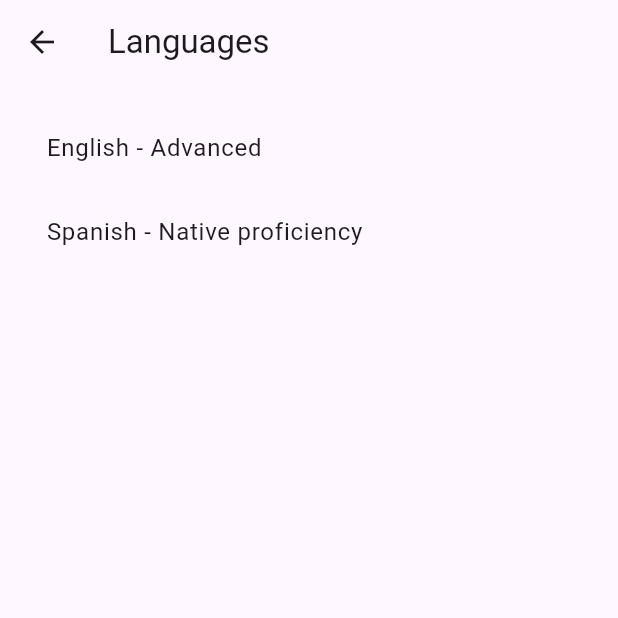
After one commit to darksoul96/myresume_flutter, a Flutter app: the screen it shows after launch, after a tap on "Languages", on a phone screen of 412 x 824 dp, the top half of it. The commit adds this screen. Run offline on Flutter 3.47's test engine with Material 3 defaults, Android fonts, the phone set to English and light mode, and no system bars.

Commit message:
Added pages: education, languages, skills, technologies

```diff
--- a/myresume/assets/data.json
+++ b/myresume/assets/data.json
@@ -21,7 +21,7 @@
     },
     {
       "title": "Education",
-      "year": "",
+      "year": "2015-Present",
       "description": "Informatics Engineering | Universidad Nacional de Mar del Plata | Mar del Plata"
     },
 
@@ -37,5 +37,13 @@
       "list": [
         "Fast Learner", "Critical thinking and problem solving", "Adaptability", "Ability to work in a team", "Effective Time Managment"
       ]
+    },
+
+    {
+      "title": "Languages",
+      "languages": [
+        "English - Advanced", "Spanish - Native proficiency"
+      ]
     }
+
   ]
--- a/myresume/lib/about_page.dart
+++ b/myresume/lib/about_page.dart
@@ -11,7 +11,7 @@ class AboutWidget extends StatelessWidget {
   Widget build(BuildContext context) {
     return Scaffold(
       appBar: AppBar(
-        title: const Text('Professional Summary'),
+        title: Text(jsonData[0]['title']),
       ),
       body: jsonData.isNotEmpty ? Padding(
         padding: const EdgeInsets.all(15.0),
--- a/myresume/lib/employment_page.dart
+++ b/myresume/lib/employment_page.dart
@@ -17,7 +17,7 @@ class _EmploymentWidgetState extends State<EmploymentWidget> {
   Widget build(BuildContext context) {
     return Scaffold(
       appBar: AppBar(
-        title: const Text('Employment History'),
+        title: Text(widget.jsonData[1]['title']),
       ),
       body: widget.jsonData.isNotEmpty ? ListView.builder(
       itemCount: widget.jsonData[1]['jobs'].length,
--- /dev/null
+++ b/myresume/lib/languages_page.dart
@@ -0,0 +1,29 @@
+
+
+import 'package:flutter/material.dart';
+
+
+class LanguagesWidget extends StatelessWidget {
+  final List jsonData;
+  const LanguagesWidget({super.key, required this.jsonData});
+
+  @override
+  Widget build(BuildContext context) {
+    return Scaffold(
+      appBar: AppBar(
+        title: Text(jsonData[5]['title']),
+      ),
+      body: jsonData.isNotEmpty ? Padding(
+        padding: const EdgeInsets.all(15.0),
+        child: ListView.builder(
+          itemCount: jsonData[5]["languages"].length,
+          itemBuilder: (context, index) {
+            return ListTile(
+              title: Text(jsonData[5]["languages"][index]),
+            );
+          },
+        ),
+      ) : const Text('Loading...'),
+    );
+  }
+}
--- a/myresume/lib/main.dart
+++ b/myresume/lib/main.dart
@@ -6,6 +6,10 @@ import 'package:flutter/services.dart'; // Import this to access rootBundle
 import 'package:myresume/employment_page.dart';
 import 'package:url_launcher/url_launcher.dart';
 import 'about_page.dart';
+import 'education_page.dart';
+import 'technologies_page.dart';
+import 'skills_page.dart';
+import 'languages_page.dart';
 
 
 void main() {
@@ -70,7 +74,7 @@ class _MyWidgetState extends State<MyWidget> {
                   onTap: () {
                     Navigator.push(
                       context,
-                      MaterialPageRoute(builder: (context) => AboutWidget(jsonData : _jsonData)), // Navigate to the new page
+                      MaterialPageRoute(builder: (context) => AboutWidget(jsonData : _jsonData)),
                     );
                   },
                   child: SizedBox(
@@ -91,7 +95,7 @@ class _MyWidgetState extends State<MyWidget> {
                   onTap: () {
                     Navigator.push(
                       context,
-                      MaterialPageRoute(builder: (context) => EmploymentWidget(jsonData : _jsonData)), // Navigate to the new page
+                      MaterialPageRoute(builder: (context) => EmploymentWidget(jsonData : _jsonData)),
                     );
                   },
                   child: SizedBox(
@@ -100,7 +104,6 @@ class _MyWidgetState extends State<MyWidget> {
                         Card(
                           child:  ListTile(
                             title: _jsonData.isNotEmpty ? Text(_jsonData[1]['title']) : const Text('Loading...'),
-                            //subtitle: _jsonData.isNotEmpty ? Text(_jsonData[0]['description']) : const Text('Loading...'),
                           )
                         ),
 
@@ -109,46 +112,80 @@ class _MyWidgetState extends State<MyWidget> {
                   ),
                 ),
 
-                SizedBox(
+                GestureDetector(
+                  onTap: () {
+                    Navigator.push(
+                      context,
+                      MaterialPageRoute(builder: (context) => EducationWidget(jsonData: _jsonData))
+                    );
+                  },
+                  child: SizedBox(
                     child: Column(
                       children: [
                         Card(
                           child:  ListTile(
                             title: _jsonData.isNotEmpty ? Text(_jsonData[2]['title']) : const Text('Loading...'),
-                          //subtitle: _jsonData.isNotEmpty ? Text(_jsonData[0]['description']) : const Text('Loading...'),
                           )
                         ),
 
                       ],
                     )
                   ),
+                ),
 
-                SizedBox(
+                GestureDetector(
+                  onTap: () {
+                    Navigator.push(context, MaterialPageRoute(builder: (context) => TechnologiesWidget(jsonData: _jsonData)));
+                  },
+                  child: SizedBox(
                     child: Column(
                       children: [
                         Card(
                           child:  ListTile(
                             title: _jsonData.isNotEmpty ? Text(_jsonData[3]['title']) : const Text('Loading...'),
-                          //subtitle: _jsonData.isNotEmpty ? Text(_jsonData[0]['description']) : const Text('Loading...'),
                           )
                         ),
 
                       ],
                     )
                   ),
+                ),
 
-                SizedBox(
+                GestureDetector(
+                  onTap: () {
+                    Navigator.push(context, MaterialPageRoute(builder: (context) => SkillsWidget(jsonData: _jsonData)));
+                  },
+                  child: SizedBox(
                     child: Column(
                       children: [
                         Card(
                           child:  ListTile(
                             title: _jsonData.isNotEmpty ? Text(_jsonData[4]['title']) : const Text('Loading...'),
-                          //subtitle: _jsonData.isNotEmpty ? Text(_jsonData[0]['description']) : const Text('Loading...'),
                           )
                         ),
 
                       ],
                     )
+                  ),
+                ),
+
+
+                GestureDetector(
+                  onTap: () {
+                    Navigator.push(context, MaterialPageRoute(builder: (context) => LanguagesWidget(jsonData: _jsonData)));
+                  },
+                  child: SizedBox(
+                    child: Column(
+                      children: [
+                        Card(
+                          child:  ListTile(
+                            title: _jsonData.isNotEmpty ? Text(_jsonData[5]['title']) : const Text('Loading...'),
+                          )
+                        ),
+
+                      ],
+                    )
+                  ),
                 )
 
 
```
Also changed, not shown: myresume/lib/education_page.dart (added, +22 -0 lines), myresume/lib/skills_page.dart (added, +29 -0 lines), myresume/lib/technologies_page.dart (added, +29 -0 lines). Lines whose indentation alone changed are shown as unchanged.
